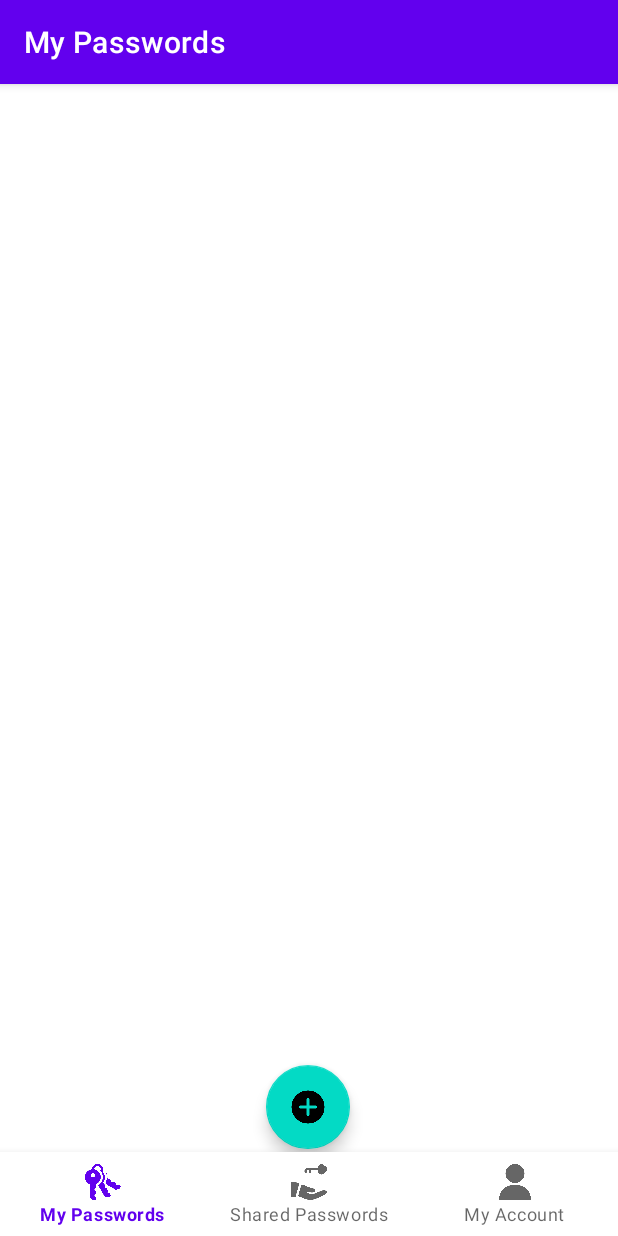
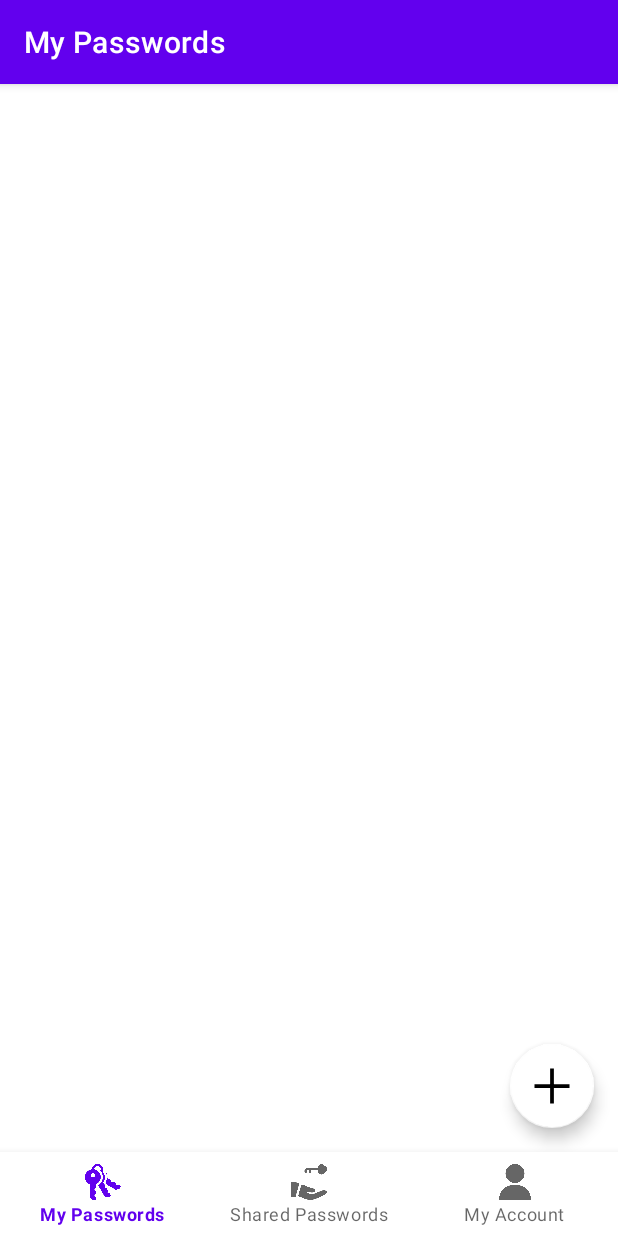
Before and after one commit to CaroyEdu/PassThePass, an Android app: the MyPasswordsFragment screen opened directly, with no data from a screen before it, on a phone screen of 412 x 824 dp. Run offline under Robolectric (Android 15) with nearby library versions, the light colour scheme and no system bars; our stand-ins replace navigation-ui; 4 statements that could not run were skipped.

Commit message:
style: cambios de diseño

```diff
--- a/PassThePass/app/src/main/java/com/example/passthepass/ui/my_account/MyAccountFragment.java
+++ b/PassThePass/app/src/main/java/com/example/passthepass/ui/my_account/MyAccountFragment.java
@@ -4,6 +4,7 @@ import android.os.Bundle;
 import android.view.LayoutInflater;
 import android.view.View;
 import android.view.ViewGroup;
+import android.widget.TextView;
 
 import androidx.annotation.NonNull;
 import androidx.fragment.app.Fragment;
@@ -14,11 +15,16 @@ import com.example.passthepass.databinding.FragmentMyAccountBinding;
 public class MyAccountFragment extends Fragment {
 
     private FragmentMyAccountBinding binding;
+    private Bundle bundle;
 
     public View onCreateView(@NonNull LayoutInflater inflater,
                              ViewGroup container, Bundle savedInstanceState) {
 
         View vista = inflater.inflate(R.layout.fragment_my_account, container, false);
+
+        TextView userEmail = vista.findViewById(R.id.userEmail);
+        bundle = getActivity().getIntent().getExtras();
+        userEmail.setText((CharSequence) bundle.get("email"));
 
         return vista;
     }
--- a/PassThePass/app/src/main/java/com/example/passthepass/ui/shared_passwords/SharedPasswordsFragment.java
+++ b/PassThePass/app/src/main/java/com/example/passthepass/ui/shared_passwords/SharedPasswordsFragment.java
@@ -18,7 +18,6 @@ import com.example.passthepass.DBHelper;
 import com.example.passthepass.ListAdapter;
 import com.example.passthepass.ListPassword;
 import com.example.passthepass.R;
-import com.example.passthepass.databinding.FragmentSharedPasswordsBinding;
 
 import java.util.ArrayList;
 import java.util.List;
@@ -27,14 +26,13 @@ public class SharedPasswordsFragment extends Fragment {
 
     private List<ListPassword> passwordList;
     RecyclerView recyclerView;
-    private FragmentSharedPasswordsBinding binding;
 
     public View onCreateView(@NonNull LayoutInflater inflater,
                              ViewGroup container, Bundle savedInstanceState) {
         View vista = inflater.inflate(R.layout.fragment_shared_passwords, container, false);
 
         passwordList = new ArrayList<>();
-        recyclerView = (RecyclerView) vista.findViewById(R.id.recyclerView);
+        recyclerView = vista.findViewById(R.id.recyclerView);
         recyclerView.setLayoutManager(new LinearLayoutManager(getContext()));
 
         llenarLista();
@@ -48,7 +46,6 @@ public class SharedPasswordsFragment extends Fragment {
     @Override
     public void onDestroyView() {
         super.onDestroyView();
-        binding = null;
     }
 
     @SuppressLint("Range")
--- /dev/null
+++ b/PassThePass/app/src/main/res/drawable/add_button.xml
@@ -0,0 +1,9 @@
+<vector xmlns:android="http://schemas.android.com/apk/res/android"
+    android:width="48dp"
+    android:height="48dp"
+    android:viewportWidth="48"
+    android:viewportHeight="48">
+  <path
+      android:fillColor="#FF000000"
+      android:pathData="M22.5,38V25.5H10v-3h12.5V10h3v12.5H38v3H25.5V38Z"/>
+</vector>
--- a/PassThePass/app/src/main/res/layout/activity_ptphome.xml
+++ b/PassThePass/app/src/main/res/layout/activity_ptphome.xml
@@ -1,7 +1,6 @@
 <?xml version="1.0" encoding="utf-8"?>
 <androidx.constraintlayout.widget.ConstraintLayout xmlns:android="http://schemas.android.com/apk/res/android"
     xmlns:app="http://schemas.android.com/apk/res-auto"
-    xmlns:tools="http://schemas.android.com/tools"
     android:id="@+id/container"
     android:layout_width="match_parent"
     android:layout_height="match_parent">
--- a/PassThePass/app/src/main/res/layout/fragment_my_account.xml
+++ b/PassThePass/app/src/main/res/layout/fragment_my_account.xml
@@ -7,10 +7,12 @@
     tools:context=".ui.my_account.MyAccountFragment">
 
     <TextView
-        android:id="@+id/textViewLoggedAs"
+        android:id="@+id/userEmail"
         android:layout_width="wrap_content"
         android:layout_height="wrap_content"
         android:text="TextView"
+        android:textSize="20sp"
+        android:textStyle="bold"
         app:layout_constraintBottom_toTopOf="@+id/buttonLogout"
         app:layout_constraintEnd_toEndOf="parent"
         app:layout_constraintHorizontal_bias="0.498"
@@ -24,7 +26,7 @@
         android:layout_height="wrap_content"
         android:layout_marginBottom="300dp"
         android:onClick="logout"
-        android:text="Button"
+        android:text="@string/button_logout"
         app:layout_constraintBottom_toBottomOf="parent"
         app:layout_constraintEnd_toEndOf="parent"
         app:layout_constraintHorizontal_bias="0.498"
--- a/PassThePass/app/src/main/res/layout/fragment_my_passwords.xml
+++ b/PassThePass/app/src/main/res/layout/fragment_my_passwords.xml
@@ -10,15 +10,15 @@
         android:id="@+id/floatingActionButton"
         android:layout_width="wrap_content"
         android:layout_height="wrap_content"
+        android:layout_marginEnd="16dp"
+        android:layout_marginBottom="16dp"
         android:clickable="true"
         android:onClick="onClickCreate"
-        android:src="@drawable/add"
+        android:src="@drawable/add_button"
+        app:backgroundTint="@color/design_default_color_on_primary"
         app:layout_constraintBottom_toBottomOf="parent"
         app:layout_constraintEnd_toEndOf="parent"
-        app:layout_constraintHorizontal_bias="0.498"
-        app:layout_constraintStart_toStartOf="parent"
-        app:layout_constraintTop_toTopOf="parent"
-        app:layout_constraintVertical_bias="0.997"
+        app:maxImageSize="40sp"
         tools:ignore="SpeakableTextPresentCheck" />
 
     <androidx.recyclerview.widget.RecyclerView
@@ -27,7 +27,7 @@
         android:layout_height="match_parent"
         android:layout_marginStart="1dp"
         android:layout_marginEnd="1dp"
-        android:layout_marginBottom="28dp"
+        android:layout_marginBottom="50dp"
         app:layout_constraintBottom_toBottomOf="parent"
         app:layout_constraintEnd_toEndOf="parent"
         app:layout_constraintHorizontal_bias="0.0"
--- a/PassThePass/app/src/main/res/values/strings.xml
+++ b/PassThePass/app/src/main/res/values/strings.xml
@@ -25,4 +25,5 @@
     <string name="create_application_failed_user_not_found">User not found!</string>
     <string name="create_application_failed_not_your_email">You cannot introduce your own email!</string>
     <string name="create_application_failed_required">You need to fill every text!</string>
+    <string name="button_logout">Logout</string>
 </resources>
```
Also changed, not shown: 1 other file.
